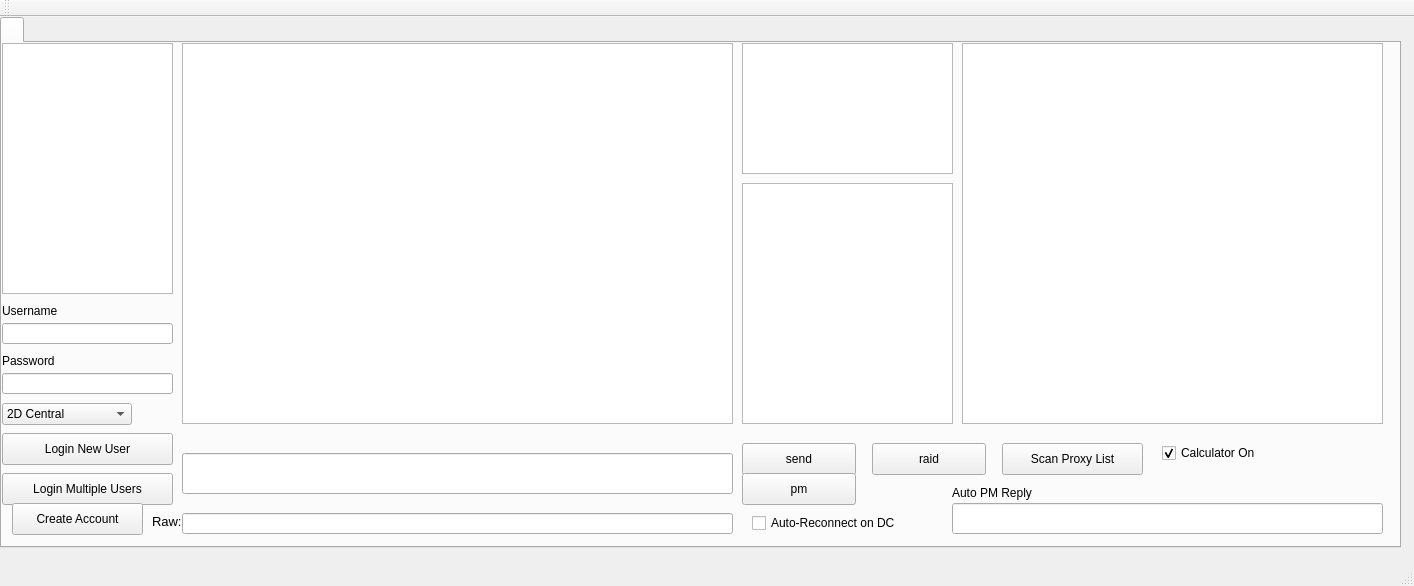
Before: the Qt Designer form mainwindow.ui in Arus12316/sabotv2, drawn with Qt 5.
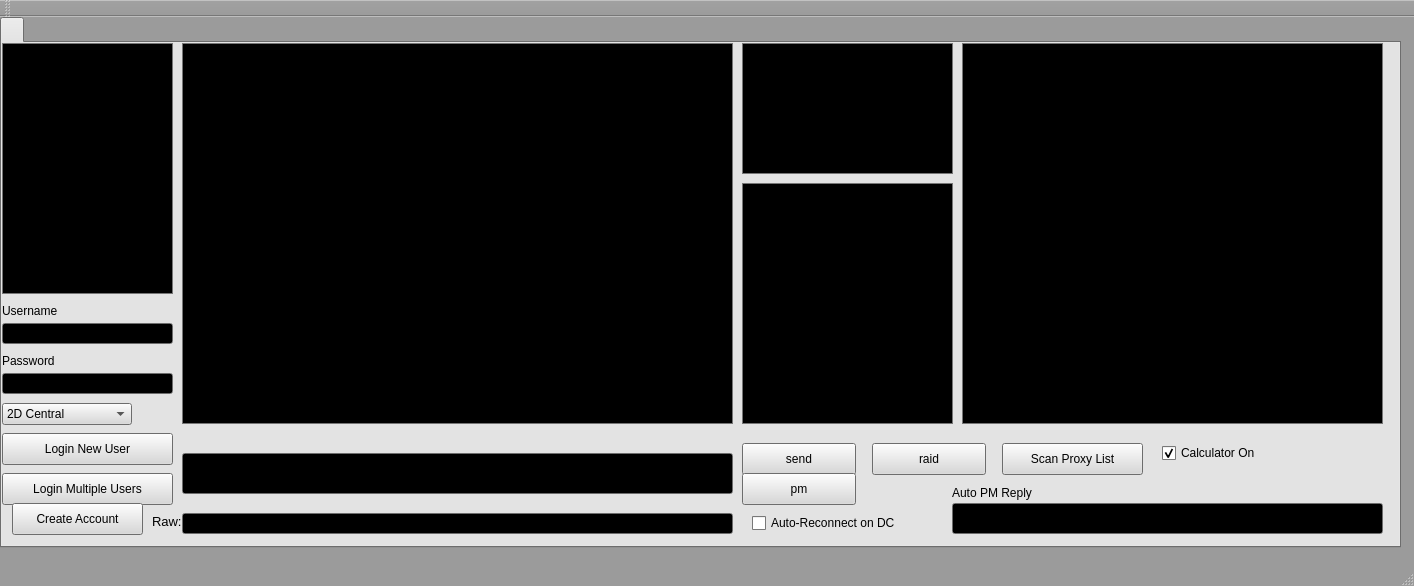
After: the same form once the commit is applied.

Commit message: Made design uglier.

Diff of the .ui file:
```diff
--- a/mainwindow.ui
+++ b/mainwindow.ui
@@ -10,6 +10,70 @@
     <height>586</height>
    </rect>
   </property>
+  <property name="palette">
+   <palette>
+    <active>
+     <colorrole role="Base">
+      <brush brushstyle="SolidPattern">
+       <color alpha="255">
+        <red>255</red>
+        <green>255</green>
+        <blue>255</blue>
+       </color>
+      </brush>
+     </colorrole>
+     <colorrole role="Window">
+      <brush brushstyle="SolidPattern">
+       <color alpha="255">
+        <red>155</red>
+        <green>155</green>
+        <blue>155</blue>
+       </color>
+      </brush>
+     </colorrole>
+    </active>
+    <inactive>
+     <colorrole role="Base">
+      <brush brushstyle="SolidPattern">
+       <color alpha="255">
+        <red>255</red>
+        <green>255</green>
+        <blue>255</blue>
+       </color>
+      </brush>
+     </colorrole>
+     <colorrole role="Window">
+      <brush brushstyle="SolidPattern">
+       <color alpha="255">
+        <red>155</red>
+        <green>155</green>
+        <blue>155</blue>
+       </color>
+      </brush>
+     </colorrole>
+    </inactive>
+    <disabled>
+     <colorrole role="Base">
+      <brush brushstyle="SolidPattern">
+       <color alpha="255">
+        <red>155</red>
+        <green>155</green>
+        <blue>155</blue>
+       </color>
+      </brush>
+     </colorrole>
+     <colorrole role="Window">
+      <brush brushstyle="SolidPattern">
+       <color alpha="255">
+        <red>155</red>
+        <green>155</green>
+        <blue>155</blue>
+       </color>
+      </brush>
+     </colorrole>
+    </disabled>
+   </palette>
+  </property>
   <property name="windowTitle">
    <string>MainWindow</string>
   </property>
@@ -23,6 +87,124 @@
       <height>531</height>
      </rect>
     </property>
+    <property name="palette">
+     <palette>
+      <active>
+       <colorrole role="Button">
+        <brush brushstyle="SolidPattern">
+         <color alpha="255">
+          <red>216</red>
+          <green>216</green>
+          <blue>216</blue>
+         </color>
+        </brush>
+       </colorrole>
+       <colorrole role="Midlight">
+        <brush brushstyle="SolidPattern">
+         <color alpha="255">
+          <red>166</red>
+          <green>166</green>
+          <blue>166</blue>
+         </color>
+        </brush>
+       </colorrole>
+       <colorrole role="Base">
+        <brush brushstyle="SolidPattern">
+         <color alpha="255">
+          <red>255</red>
+          <green>255</green>
+          <blue>255</blue>
+         </color>
+        </brush>
+       </colorrole>
+       <colorrole role="Window">
+        <brush brushstyle="SolidPattern">
+         <color alpha="255">
+          <red>153</red>
+          <green>153</green>
+          <blue>153</blue>
+         </color>
+        </brush>
+       </colorrole>
+      </active>
+      <inactive>
+       <colorrole role="Button">
+        <brush brushstyle="SolidPattern">
+         <color alpha="255">
+          <red>216</red>
+          <green>216</green>
+          <blue>216</blue>
+         </color>
+        </brush>
+       </colorrole>
+       <colorrole role="Midlight">
+        <brush brushstyle="SolidPattern">
+         <color alpha="255">
+          <red>166</red>
+          <green>166</green>
+          <blue>166</blue>
+         </color>
+        </brush>
+       </colorrole>
+       <colorrole role="Base">
+        <brush brushstyle="SolidPattern">
+         <color alpha="255">
+          <red>255</red>
+          <green>255</green>
+          <blue>255</blue>
+         </color>
+        </brush>
+       </colorrole>
+       <colorrole role="Window">
+        <brush brushstyle="SolidPattern">
+         <color alpha="255">
+          <red>153</red>
+          <green>153</green>
+          <blue>153</blue>
+         </color>
+        </brush>
+       </colorrole>
+      </inactive>
+      <disabled>
+       <colorrole role="Button">
+        <brush brushstyle="SolidPattern">
+         <color alpha="255">
+          <red>216</red>
+          <green>216</green>
+          <blue>216</blue>
+         </color>
+        </brush>
+       </colorrole>
+       <colorrole role="Midlight">
+        <brush brushstyle="SolidPattern">
+         <color alpha="255">
+          <red>166</red>
+          <green>166</green>
+          <blue>166</blue>
+         </color>
+        </brush>
+       </colorrole>
+       <colorrole role="Base">
+        <brush brushstyle="SolidPattern">
+         <color alpha="255">
+          <red>153</red>
+          <green>153</green>
+          <blue>153</blue>
+         </color>
+        </brush>
+       </colorrole>
+       <colorrole role="Window">
+        <brush brushstyle="SolidPattern">
+         <color alpha="255">
+          <red>153</red>
+          <green>153</green>
+          <blue>153</blue>
+         </color>
+        </brush>
+       </colorrole>
+      </disabled>
+     </palette>
+    </property>
     <property name="currentIndex">
      <number>0</number>
     </property>
@@ -39,6 +221,79 @@
         <height>381</height>
        </rect>
       </property>
+      <property name="palette">
+       <palette>
+        <active>
+         <colorrole role="Text">
+          <brush brushstyle="SolidPattern">
+           <color alpha="255">
+            <red>255</red>
+            <green>255</green>
+            <blue>255</blue>
+           </color>
+          </brush>
+         </colorrole>
+         <colorrole role="Base">
+          <brush brushstyle="SolidPattern">
+           <color alpha="255">
+            <red>0</red>
+            <green>0</green>
+            <blue>0</blue>
+           </color>
+          </brush>
+         </colorrole>
+        </active>
+        <inactive>
+         <colorrole role="Text">
+          <brush brushstyle="SolidPattern">
+           <color alpha="255">
+            <red>255</red>
+            <green>255</green>
+            <blue>255</blue>
+           </color>
+          </brush>
+         </colorrole>
+         <colorrole role="Base">
+          <brush brushstyle="SolidPattern">
+           <color alpha="255">
+            <red>0</red>
+            <green>0</green>
+            <blue>0</blue>
+           </color>
+          </brush>
+         </colorrole>
+        </inactive>
+        <disabled>
+         <colorrole role="Text">
+          <brush brushstyle="SolidPattern">
+           <color alpha="255">
+            <red>127</red>
+            <green>127</green>
+            <blue>127</blue>
+           </color>
+          </brush>
+         </colorrole>
+         <colorrole role="Base">
+          <brush brushstyle="SolidPattern">
+           <color alpha="255">
+            <red>237</red>
+            <green>237</green>
+            <blue>237</blue>
+           </color>
+          </brush>
+         </colorrole>
+        </disabled>
+       </palette>
+      </property>
+      <property name="font">
+       <font>
+        <family>Courier New</family>
+        <pointsize>10</pointsize>
+       </font>
+      </property>
+      <property name="wordWrap">
+       <bool>true</bool>
+      </property>
      </widget>
      <widget class="QPushButton" name="loginButton">
       <property name="geometry">
@@ -62,6 +317,76 @@
         <height>21</height>
        </rect>
       </property>
+      <property name="palette">
+       <palette>
+        <active>
+         <colorrole role="Text">
+          <brush brushstyle="SolidPattern">
+           <color alpha="255">
+            <red>255</red>
+            <green>255</green>
+            <blue>255</blue>
+           </color>
+          </brush>
+         </colorrole>
+         <colorrole role="Base">
+          <brush brushstyle="SolidPattern">
+           <color alpha="255">
+            <red>0</red>
+            <green>0</green>
+            <blue>0</blue>
+           </color>
+          </brush>
+         </colorrole>
+        </active>
+        <inactive>
+         <colorrole role="Text">
+          <brush brushstyle="SolidPattern">
+           <color alpha="255">
+            <red>255</red>
+            <green>255</green>
+            <blue>255</blue>
+           </color>
+          </brush>
+         </colorrole>
+         <colorrole role="Base">
+          <brush brushstyle="SolidPattern">
+           <color alpha="255">
+            <red>0</red>
+            <green>0</green>
+            <blue>0</blue>
+           </color>
+          </brush>
+         </colorrole>
+        </inactive>
+        <disabled>
+         <colorrole role="Text">
+          <brush brushstyle="SolidPattern">
+           <color alpha="255">
+            <red>127</red>
+            <green>127</green>
+            <blue>127</blue>
+           </color>
+          </brush>
+         </colorrole>
+         <colorrole role="Base">
+          <brush brushstyle="SolidPattern">
+           <color alpha="255">
+            <red>237</red>
+            <green>237</green>
+            <blue>237</blue>
+           </color>
+          </brush>
+         </colorrole>
+        </disabled>
+       </palette>
+      </property>
+      <property name="font">
+       <font>
+        <family>Courier New</family>
+        <pointsize>10</pointsize>
+       </font>
+      </property>
      </widget>
      <widget class="QLineEdit" name="password">
       <property name="geometry">
@@ -72,6 +397,76 @@
         <height>21</height>
        </rect>
       </property>
+      <property name="palette">
+       <palette>
+        <active>
+         <colorrole role="Text">
+          <brush brushstyle="SolidPattern">
+           <color alpha="255">
+            <red>255</red>
+            <green>255</green>
+            <blue>255</blue>
+           </color>
+          </brush>
+         </colorrole>
+         <colorrole role="Base">
+          <brush brushstyle="SolidPattern">
+           <color alpha="255">
+            <red>0</red>
+            <green>0</green>
+            <blue>0</blue>
+           </color>
+          </brush>
+         </colorrole>
+        </active>
+        <inactive>
+         <colorrole role="Text">
+          <brush brushstyle="SolidPattern">
+           <color alpha="255">
+            <red>255</red>
+            <green>255</green>
+            <blue>255</blue>
+           </color>
+          </brush>
+         </colorrole>
+         <colorrole role="Base">
+          <brush brushstyle="SolidPattern">
+           <color alpha="255">
+            <red>0</red>
+            <green>0</green>
+            <blue>0</blue>
+           </color>
+          </brush>
+         </colorrole>
+        </inactive>
+        <disabled>
+         <colorrole role="Text">
+          <brush brushstyle="SolidPattern">
+           <color alpha="255">
+            <red>127</red>
+            <green>127</green>
+            <blue>127</blue>
+           </color>
+          </brush>
+         </colorrole>
+         <colorrole role="Base">
+          <brush brushstyle="SolidPattern">
+           <color alpha="255">
+            <red>237</red>
+            <green>237</green>
+            <blue>237</blue>
+           </color>
+          </brush>
+         </colorrole>
+        </disabled>
+       </palette>
+      </property>
+      <property name="font">
+       <font>
+        <family>Courier New</family>
+        <pointsize>10</pointsize>
+       </font>
+      </property>
       <property name="inputMethodHints">
        <set>Qt::ImhHiddenText|Qt::ImhNoAutoUppercase|Qt::ImhNoPredictiveText|Qt::ImhSensitiveData</set>
       </property>
@@ -192,6 +587,76 @@
         <height>131</height>
        </rect>
       </property>
+      <property name="palette">
+       <palette>
+        <active>
+         <colorrole role="Text">
+          <brush brushstyle="SolidPattern">
+           <color alpha="255">
+            <red>255</red>
+            <green>255</green>
+            <blue>255</blue>
+           </color>
+          </brush>
+         </colorrole>
+         <colorrole role="Base">
+          <brush brushstyle="SolidPattern">
+           <color alpha="255">
+            <red>0</red>
+            <green>0</green>
+            <blue>0</blue>
+           </color>
+          </brush>
+         </colorrole>
+        </active>
+        <inactive>
+         <colorrole role="Text">
+          <brush brushstyle="SolidPattern">
+           <color alpha="255">
+            <red>255</red>
+            <green>255</green>
+            <blue>255</blue>
+           </color>
+          </brush>
+         </colorrole>
+         <colorrole role="Base">
+          <brush brushstyle="SolidPattern">
+           <color alpha="255">
+            <red>0</red>
+            <green>0</green>
+            <blue>0</blue>
+           </color>
+          </brush>
+         </colorrole>
+        </inactive>
+        <disabled>
+         <colorrole role="Text">
+          <brush brushstyle="SolidPattern">
+           <color alpha="255">
+            <red>127</red>
+            <green>127</green>
+            <blue>127</blue>
+           </color>
+          </brush>
+         </colorrole>
+         <colorrole role="Base">
+          <brush brushstyle="SolidPattern">
+           <color alpha="255">
+            <red>237</red>
+            <green>237</green>
+            <blue>237</blue>
+           </color>
+          </brush>
+         </colorrole>
+        </disabled>
+       </palette>
+      </property>
+      <property name="font">
+       <font>
+        <family>Courier New</family>
+        <pointsize>10</pointsize>
+       </font>
+      </property>
      </widget>
      <widget class="QListWidget" name="userList">
       <property name="geometry">
@@ -202,6 +667,49 @@
         <height>241</height>
        </rect>
       </property>
+      <property name="palette">
+       <palette>
+        <active>
+         <colorrole role="Base">
+          <brush brushstyle="SolidPattern">
+           <color alpha="255">
+            <red>0</red>
+            <green>0</green>
+            <blue>0</blue>
+           </color>
+          </brush>
+         </colorrole>
+        </active>
+        <inactive>
+         <colorrole role="Base">
+          <brush brushstyle="SolidPattern">
+           <color alpha="255">
+            <red>0</red>
+            <green>0</green>
+            <blue>0</blue>
+           </color>
+          </brush>
+         </colorrole>
+        </inactive>
+        <disabled>
+         <colorrole role="Base">
+          <brush brushstyle="SolidPattern">
+           <color alpha="255">
+            <red>237</red>
+            <green>237</green>
+            <blue>237</blue>
+           </color>
+          </brush>
+         </colorrole>
+        </disabled>
+       </palette>
+      </property>
+      <property name="font">
+       <font>
+        <family>Courier New</family>
+        <pointsize>10</pointsize>
+       </font>
+      </property>
       <property name="styleSheet">
        <string notr="true"/>
       </property>
@@ -215,6 +723,76 @@
         <height>251</height>
        </rect>
       </property>
+      <property name="palette">
+       <palette>
+        <active>
+         <colorrole role="Text">
+          <brush brushstyle="SolidPattern">
+           <color alpha="255">
+            <red>255</red>
+            <green>255</green>
+            <blue>255</blue>
+           </color>
+          </brush>
+         </colorrole>
+         <colorrole role="Base">
+          <brush brushstyle="SolidPattern">
+           <color alpha="255">
+            <red>0</red>
+            <green>0</green>
+            <blue>0</blue>
+           </color>
+          </brush>
+         </colorrole>
+        </active>
+        <inactive>
+         <colorrole role="Text">
+          <brush brushstyle="SolidPattern">
+           <color alpha="255">
+            <red>255</red>
+            <green>255</green>
+            <blue>255</blue>
+           </color>
+          </brush>
+         </colorrole>
+         <colorrole role="Base">
+          <brush brushstyle="SolidPattern">
+           <color alpha="255">
+            <red>0</red>
+            <green>0</green>
+            <blue>0</blue>
+           </color>
+          </brush>
+         </colorrole>
+        </inactive>
+        <disabled>
+         <colorrole role="Text">
+          <brush brushstyle="SolidPattern">
+           <color alpha="255">
+            <red>127</red>
+            <green>127</green>
+            <blue>127</blue>
+           </color>
+          </brush>
+         </colorrole>
+         <colorrole role="Base">
+          <brush brushstyle="SolidPattern">
+           <color alpha="255">
+            <red>237</red>
+            <green>237</green>
+            <blue>237</blue>
+           </color>
+          </brush>
+         </colorrole>
+        </disabled>
+       </palette>
+      </property>
+      <property name="font">
+       <font>
+        <family>Courier New</family>
+        <pointsize>10</pointsize>
+       </font>
+      </property>
      </widget>
      <widget class="QLineEdit" name="messageInput">
       <property name="geometry">
@@ -225,6 +803,76 @@
         <height>41</height>
        </rect>
       </property>
+      <property name="palette">
+       <palette>
+        <active>
+         <colorrole role="Text">
+          <brush brushstyle="SolidPattern">
+           <color alpha="255">
+            <red>255</red>
+            <green>255</green>
+            <blue>255</blue>
+           </color>
+          </brush>
+         </colorrole>
+         <colorrole role="Base">
+          <brush brushstyle="SolidPattern">
+           <color alpha="255">
+            <red>0</red>
+            <green>0</green>
+            <blue>0</blue>
+           </color>
+          </brush>
+         </colorrole>
+        </active>
+        <inactive>
+         <colorrole role="Text">
+          <brush brushstyle="SolidPattern">
+           <color alpha="255">
+            <red>255</red>
+            <green>255</green>
+            <blue>255</blue>
+           </color>
+          </brush>
+         </colorrole>
+         <colorrole role="Base">
+          <brush brushstyle="SolidPattern">
+           <color alpha="255">
+            <red>0</red>
+            <green>0</green>
+            <blue>0</blue>
+           </color>
+          </brush>
+         </colorrole>
+        </inactive>
+        <disabled>
+         <colorrole role="Text">
+          <brush brushstyle="SolidPattern">
+           <color alpha="255">
+            <red>127</red>
+            <green>127</green>
+            <blue>127</blue>
+           </color>
+          </brush>
+         </colorrole>
+         <colorrole role="Base">
+          <brush brushstyle="SolidPattern">
+           <color alpha="255">
+            <red>237</red>
+            <green>237</green>
+            <blue>237</blue>
+           </color>
+          </brush>
+         </colorrole>
+        </disabled>
+       </palette>
+      </property>
+      <property name="font">
+       <font>
+        <family>Courier New</family>
+        <pointsize>10</pointsize>
+       </font>
+      </property>
      </widget>
      <widget class="QPushButton" name="sendButton">
       <property name="geometry">
@@ -261,6 +909,76 @@
         <height>381</height>
        </rect>
       </property>
+      <property name="palette">
+       <palette>
+        <active>
+         <colorrole role="Text">
+          <brush brushstyle="SolidPattern">
+           <color alpha="255">
+            <red>255</red>
+            <green>255</green>
+            <blue>255</blue>
+           </color>
+          </brush>
+         </colorrole>
+         <colorrole role="Base">
+          <brush brushstyle="SolidPattern">
+           <color alpha="255">
+            <red>0</red>
+            <green>0</green>
+            <blue>0</blue>
+           </color>
+          </brush>
+         </colorrole>
+        </active>
+        <inactive>
+         <colorrole role="Text">
+          <brush brushstyle="SolidPattern">
+           <color alpha="255">
+            <red>255</red>
+            <green>255</green>
+            <blue>255</blue>
+           </color>
+          </brush>
+         </colorrole>
+         <colorrole role="Base">
+          <brush brushstyle="SolidPattern">
+           <color alpha="255">
+            <red>0</red>
+            <green>0</green>
+            <blue>0</blue>
+           </color>
+          </brush>
+         </colorrole>
+        </inactive>
+        <disabled>
+         <colorrole role="Text">
+          <brush brushstyle="SolidPattern">
+           <color alpha="255">
+            <red>127</red>
+            <green>127</green>
+            <blue>127</blue>
+           </color>
+          </brush>
+         </colorrole>
+         <colorrole role="Base">
+          <brush brushstyle="SolidPattern">
+           <color alpha="255">
+            <red>237</red>
+            <green>237</green>
+            <blue>237</blue>
+           </color>
+          </brush>
+         </colorrole>
+        </disabled>
+       </palette>
+      </property>
+      <property name="font">
+       <font>
+        <family>Courier New</family>
+        <pointsize>10</pointsize>
+       </font>
+      </property>
      </widget>
      <widget class="QLineEdit" name="inputRaw">
       <property name="geometry">
@@ -271,6 +989,76 @@
         <height>21</height>
        </rect>
       </property>
+      <property name="palette">
+       <palette>
+        <active>
+         <colorrole role="Text">
+          <brush brushstyle="SolidPattern">
+           <color alpha="255">
+            <red>255</red>
+            <green>255</green>
+            <blue>255</blue>
+           </color>
+          </brush>
+         </colorrole>
+         <colorrole role="Base">
+          <brush brushstyle="SolidPattern">
+           <color alpha="255">
+            <red>0</red>
+            <green>0</green>
+            <blue>0</blue>
+           </color>
+          </brush>
+         </colorrole>
+        </active>
+        <inactive>
+         <colorrole role="Text">
+          <brush brushstyle="SolidPattern">
+           <color alpha="255">
+            <red>255</red>
+            <green>255</green>
+            <blue>255</blue>
+           </color>
+          </brush>
+         </colorrole>
+         <colorrole role="Base">
+          <brush brushstyle="SolidPattern">
+           <color alpha="255">
+            <red>0</red>
+            <green>0</green>
+            <blue>0</blue>
+           </color>
+          </brush>
+         </colorrole>
+        </inactive>
+        <disabled>
+         <colorrole role="Text">
+          <brush brushstyle="SolidPattern">
+           <color alpha="255">
+            <red>127</red>
+            <green>127</green>
+            <blue>127</blue>
+           </color>
+          </brush>
+         </colorrole>
+         <colorrole role="Base">
+          <brush brushstyle="SolidPattern">
+           <color alpha="255">
+            <red>237</red>
+            <green>237</green>
+            <blue>237</blue>
+           </color>
+          </brush>
+         </colorrole>
+        </disabled>
+       </palette>
+      </property>
+      <property name="font">
+       <font>
+        <family>Courier New</family>
+        <pointsize>10</pointsize>
+       </font>
+      </property>
      </widget>
      <widget class="QPushButton" name="pmButton">
       <property name="geometry">
@@ -382,6 +1170,76 @@
         <height>31</height>
        </rect>
       </property>
+      <property name="palette">
+       <palette>
+        <active>
+         <colorrole role="Text">
+          <brush brushstyle="SolidPattern">
+           <color alpha="255">
+            <red>255</red>
+            <green>255</green>
+            <blue>255</blue>
+           </color>
+          </brush>
+         </colorrole>
+         <colorrole role="Base">
+          <brush brushstyle="SolidPattern">
+           <color alpha="255">
+            <red>0</red>
+            <green>0</green>
+            <blue>0</blue>
+           </color>
+          </brush>
+         </colorrole>
+        </active>
+        <inactive>
+         <colorrole role="Text">
+          <brush brushstyle="SolidPattern">
+           <color alpha="255">
+            <red>255</red>
+            <green>255</green>
+            <blue>255</blue>
+           </color>
+          </brush>
+         </colorrole>
+         <colorrole role="Base">
+          <brush brushstyle="SolidPattern">
+           <color alpha="255">
+            <red>0</red>
+            <green>0</green>
+            <blue>0</blue>
+           </color>
+          </brush>
+         </colorrole>
+        </inactive>
+        <disabled>
+         <colorrole role="Text">
+          <brush brushstyle="SolidPattern">
+           <color alpha="255">
+            <red>127</red>
+            <green>127</green>
+            <blue>127</blue>
+           </color>
+          </brush>
+         </colorrole>
+         <colorrole role="Base">
+          <brush brushstyle="SolidPattern">
+           <color alpha="255">
+            <red>237</red>
+            <green>237</green>
+            <blue>237</blue>
+           </color>
+          </brush>
+         </colorrole>
+        </disabled>
+       </palette>
+      </property>
+      <property name="font">
+       <font>
+        <family>Courier New</family>
+        <pointsize>10</pointsize>
+       </font>
+      </property>
      </widget>
      <widget class="QLabel" name="label_2">
       <property name="geometry">
```
The commit also changes 6 other files.
